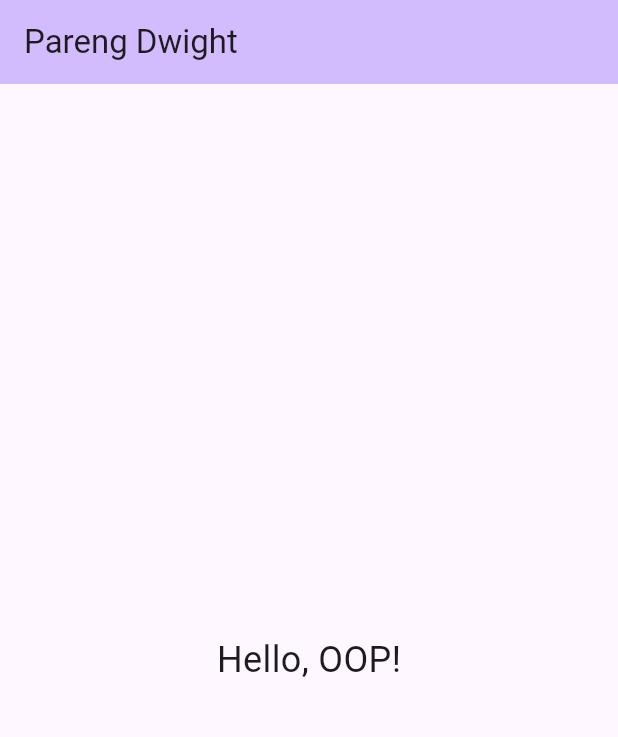
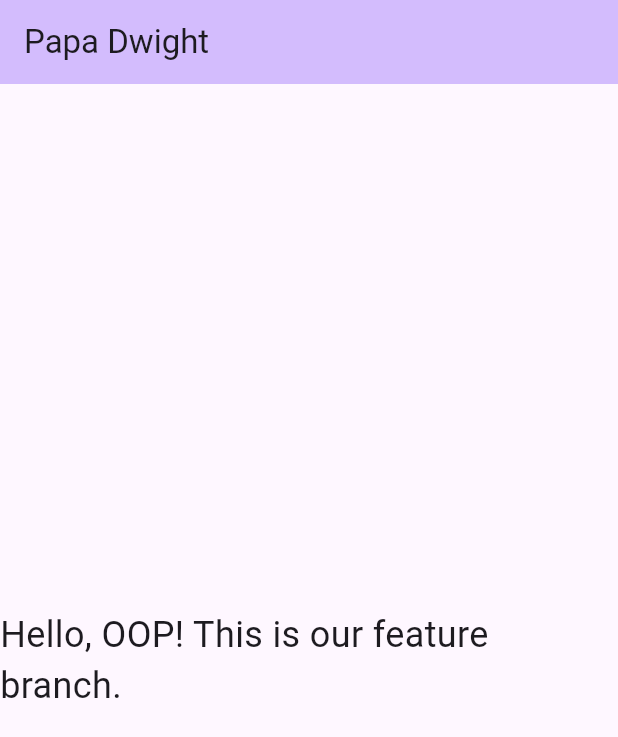
Before and after one commit to Nino765/-my_oop_app., a Flutter app: the screen it shows after launch, on a phone screen of 412 x 824 dp. Shown: the top 737 px of the screen. Run offline on Flutter 3.47's test engine with Material 3 defaults, Android fonts, the phone set to English and light mode, and no system bars.

Commit message:
Test change to home screen

```diff
--- a/lib/main.dart
+++ b/lib/main.dart
@@ -14,7 +14,7 @@ class MyApp extends StatelessWidget {
       theme: ThemeData(
         colorScheme: ColorScheme.fromSeed(seedColor: Colors.deepPurple),
       ),
-      home: const MyHomePage(title: 'Pareng Dwight'),
+      home: const MyHomePage(title: 'Papa Dwight'),
     );
   }
 }
@@ -31,7 +31,12 @@ class MyHomePage extends StatelessWidget {
         backgroundColor: Theme.of(context).colorScheme.inversePrimary,
         title: Text(title),
       ),
-      body: Center(child: Text('Hello, OOP!', style: TextStyle(fontSize: 24))),
+      body: Center(
+        child: Text(
+          'Hello, OOP! This is our feature branch.',
+          style: TextStyle(fontSize: 24),
+        ),
+      ),
     );
   }
 }
```
